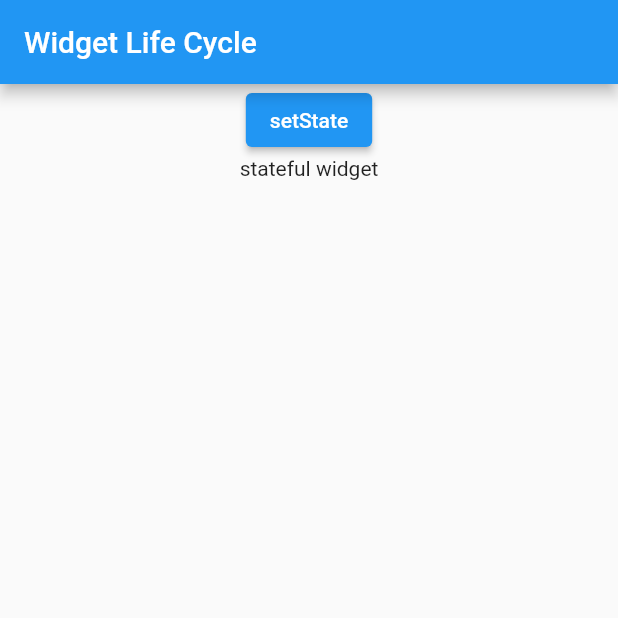
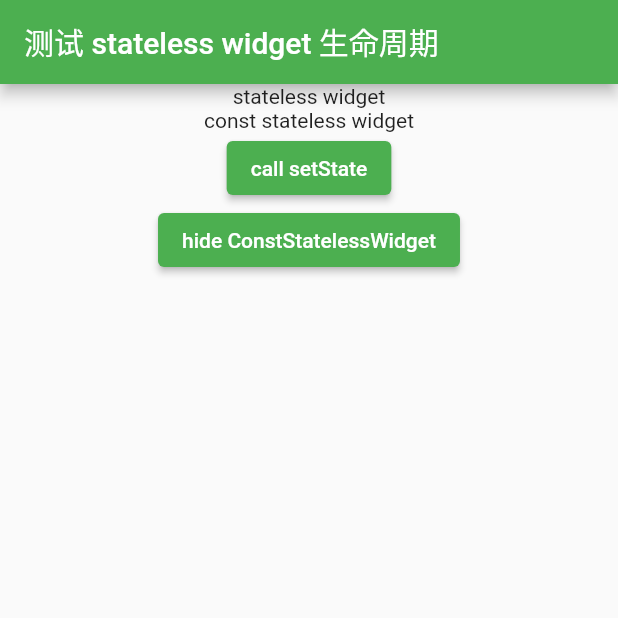
Before and after one commit to tjx666/flutter_study, a Flutter app: the screen it shows after launch, on a phone screen of 412 x 824 dp, the top half of it. Run offline on Flutter 3.47's test engine with Material 2 defaults, Android fonts, the phone set to English and light mode, and no system bars; missing offline and left inert: random_color.

Commit message:
add stateless widget life cycle diagram

```diff
--- /dev/null
+++ b/bin/const.dart
@@ -0,0 +1,45 @@
+class ImmutablePoint {
+  final double x;
+  final double y;
+
+  const ImmutablePoint(double x, double y)
+      : this.x = x,
+        this.y = y;
+}
+
+class Test {
+  Test() {
+    print(123);
+  }
+}
+
+/*
+ * 通过 devtools 可以发现程序运行一开始就存在 5 个 ImmutablePoint 实例
+ */
+void main() {
+  const p1 = ImmutablePoint(1, 1);
+  const p2 = ImmutablePoint(1, 1);
+  print(p1 == p2); // => true
+  print(identical(p1, p2)); // => true
+
+  const p3 = ImmutablePoint(2, 2);
+  print(identical(p1, p3)); // => false
+
+  const p4 = ImmutablePoint(3, 3);
+  var p5 = const ImmutablePoint(3, 3);
+  print(identical(p4, p5)); // => true
+
+  // 常量在在运行期就存在了一直到程序执行结束
+  late int hashCode;
+  {
+    ImmutablePoint? p6 = const ImmutablePoint(4, 4);
+    hashCode = p6.hashCode;
+    p6 = null;
+  }
+  const p6 = ImmutablePoint(4, 4);
+  print(p6.hashCode == hashCode); // => true;
+
+  {
+    const ImmutablePoint(5, 5);
+  }
+}
--- a/lib/main.dart
+++ b/lib/main.dart
@@ -1,5 +1,9 @@
 import 'package:flutter/material.dart';
-import './pages/widget_life_cycle.dart';
+import './pages/stateless_widget_life_cycle.dart';
+import './pages/stateful_widget_life_cycle.dart';
+import './pages/set_state.dart';
+import './pages/automatic_keep_alive.dart';
+import './pages/keep_alive_widget.dart';
 
 void main() {
   runApp(App());
@@ -12,9 +16,9 @@ class App extends StatelessWidget {
       debugShowCheckedModeBanner: false,
       title: 'Study Flutter',
       theme: ThemeData(
-        primarySwatch: Colors.blue,
+        primarySwatch: Colors.green,
       ),
-      home: TestWidgetLifeCycle(),
+      home: TestStatelessWidgetLifeCycle(),
     );
   }
 }
--- /dev/null
+++ b/lib/pages/stateless_widget_life_cycle.dart
@@ -0,0 +1,87 @@
+import 'package:flutter/material.dart';
+
+class StatelessWidgetLifeCycle extends StatelessWidget {
+  StatelessWidgetLifeCycle({Key? key}) : super(key: key) {
+    print('[$runtimeType#$hashCode] call constructor!');
+    WidgetsBinding.instance?.addPostFrameCallback((timeStamp) {
+      print('[$runtimeType#$hashCode] PostFrameCallback called!');
+    });
+  }
+
+  @override
+  StatelessElement createElement() {
+    print('[$runtimeType#$hashCode] call createElement!');
+    return super.createElement();
+  }
+
+  @override
+  Widget build(BuildContext context) {
+    print('[$runtimeType#$hashCode] build!');
+
+    return Container(
+      child: Text('stateless widget'),
+    );
+  }
+}
+
+class ConstStatelessWidget extends StatelessWidget {
+  const ConstStatelessWidget({Key? key}) : super(key: key);
+
+  @override
+  StatelessElement createElement() {
+    print('[$runtimeType#$hashCode] call createElement!');
+    return super.createElement();
+  }
+
+  @override
+  Widget build(BuildContext context) {
+    print('[$runtimeType#$hashCode] build!');
+    return Center(
+      child: Text('const stateless widget'),
+    );
+  }
+}
+
+class TestStatelessWidgetLifeCycle extends StatefulWidget {
+  const TestStatelessWidgetLifeCycle({Key? key}) : super(key: key);
+
+  @override
+  _TestStatelessWidgetLifeCycleState createState() =>
+      _TestStatelessWidgetLifeCycleState();
+}
+
+class _TestStatelessWidgetLifeCycleState
+    extends State<TestStatelessWidgetLifeCycle> {
+  bool visible = true;
+
+  @override
+  Widget build(BuildContext context) {
+    return Scaffold(
+      appBar: AppBar(
+        title: Text('测试 stateless widget 生命周期'),
+      ),
+      body: Center(
+        child: Column(
+          children: [
+            StatelessWidgetLifeCycle(),
+            if (visible) const ConstStatelessWidget(),
+            ElevatedButton(
+              onPressed: () {
+                setState(() {});
+              },
+              child: const Text('call setState'),
+            ),
+            ElevatedButton(
+                onPressed: () {
+                  setState(() {
+                    visible = !visible;
+                  });
+                },
+                child:
+                    Text((visible ? 'hide' : 'show') + ' ConstStatelessWidget'))
+          ],
+        ),
+      ),
+    );
+  }
+}
--- a/lib/pages/widget_life_cycle.dart
+++ /dev/null
@@ -1,117 +0,0 @@
-import 'package:flutter/material.dart';
-
-class TestWidgetLifeCycle extends StatefulWidget {
-  TestWidgetLifeCycle({Key key}) : super(key: key);
-
-  @override
-  _TestWidgetLifeCycleState createState() => _TestWidgetLifeCycleState();
-}
-
-class _TestWidgetLifeCycleState extends State<TestWidgetLifeCycle> {
-  @override
-  Widget build(BuildContext context) {
-    return Scaffold(
-      appBar: AppBar(
-        title: Text('Widget Life Cycle'),
-      ),
-      body: Column(
-        children: [
-          Row(
-            mainAxisAlignment: MainAxisAlignment.spaceAround,
-            children: [
-              ElevatedButton(
-                onPressed: () {
-                  setState(() {});
-                },
-                child: Text('setState'),
-              )
-            ],
-          ),
-          _TestStatefulWidgetLifeCycle(),
-        ],
-      ),
-    );
-  }
-}
-
-class _TestStatelessWidgetLifeCycle extends StatelessWidget {
-  _TestStatelessWidgetLifeCycle({Key key}) : super(key: key) {
-    print('[#${identityHashCode(this)}][stateless widget] call constructor!');
-  }
-
-  @override
-  StatelessElement createElement() {
-    print('[#${identityHashCode(this)}][stateless widget] call createElement!');
-    return super.createElement();
-  }
-
-  @override
-  Widget build(BuildContext context) {
-    print('[#${identityHashCode(this)}][stateless widget] build!');
-
-    return Container(
-      child: Text('stateless widget'),
-    );
-  }
-}
-
-class _TestStatefulWidgetLifeCycle extends StatefulWidget {
-  _TestStatefulWidgetLifeCycle({Key key}) : super(key: key) {
-    print('[#${identityHashCode(this)}][stateful widget] call constructor!');
-  }
-
-  @override
-  StatefulElement createElement() {
-    print('[#${identityHashCode(this)}][stateful widget] call createElement!');
-    return super.createElement();
-  }
-
-  @override
-  _TestStatefulWidgetLifeCycleState createState() {
-    print('[#${identityHashCode(this)}][stateful widget] call create state!');
-    return _TestStatefulWidgetLifeCycleState();
-  }
-}
-
-class _TestStatefulWidgetLifeCycleState
-    extends State<_TestStatefulWidgetLifeCycle> {
-  _TestStatefulWidgetLifeCycleState() : super() {
-    print(
-        '[#${identityHashCode(this)}][stateful widget state] call constructor!');
-  }
-
-  @override
-  void initState() {
-    super.initState();
-    print('[#${identityHashCode(this)}][stateful widget state] init state!');
-  }
-
-  @override
-  void didChangeDependencies() {
-    super.didChangeDependencies();
-    print(
-        '[#${identityHashCode(this)}][stateful widget state] call didChangeDependencies!');
-  }
-
-  @override
-  void didUpdateWidget(covariant _TestStatefulWidgetLifeCycle oldWidget) {
-    super.didUpdateWidget(oldWidget);
-    print(
-        '[#${identityHashCode(this)}][stateful widget state] call didUpdateWidget!');
-  }
-
-  @override
-  void dispose() {
-    print('[#${identityHashCode(this)}][stateful widget state] dispose!');
-    super.dispose();
-  }
-
-  @override
-  Widget build(BuildContext context) {
-    print('[#${identityHashCode(this)}][stateful widget state] build!');
-
-    return Container(
-      child: Text('stateful widget'),
-    );
-  }
-}
```
Also changed, not shown: bin/constructor.dart (added, +14 -0 lines), bin/equal.dart (added, +33 -0 lines), bin/factory.dart (added, +22 -0 lines), lib/pages/automatic_keep_alive.dart (added, +65 -0 lines), lib/pages/keep_alive_widget.dart (added, +60 -0 lines), lib/pages/stateful_widget_life_cycle.dart (added, +131 -0 lines), lib/pages/templet.dart (added, +20 -0 lines), pubspec.yaml (+5 -5 lines), assets/drawio/exports/stateless_widget_life_cycle.png (added), assets/images/butterfly.jpg (added), pubspec.lock, 2 other files.
